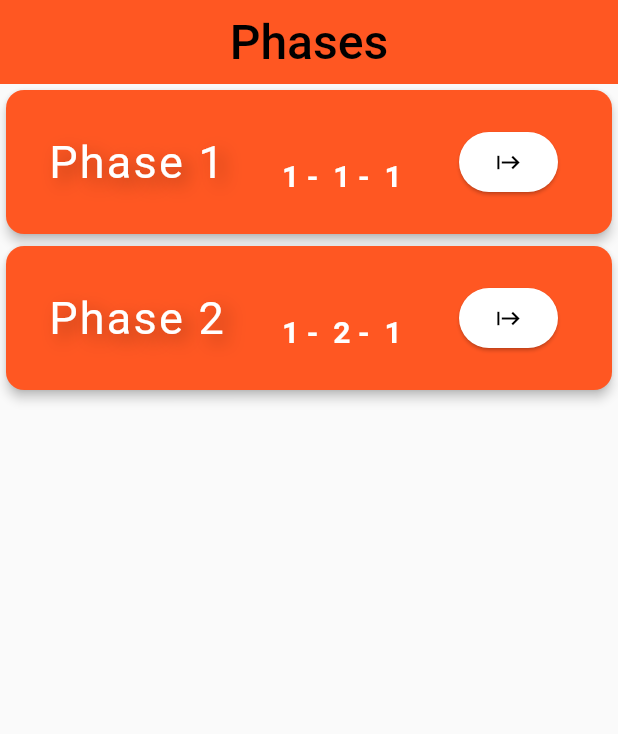
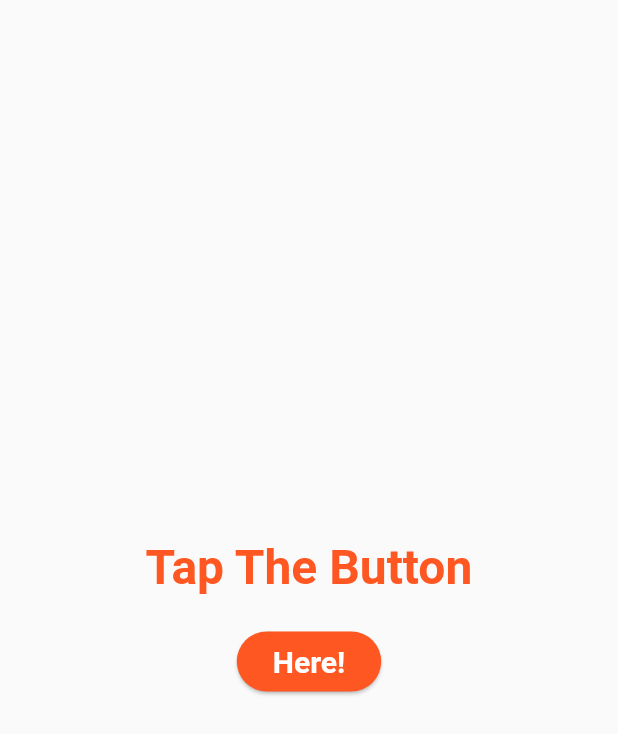
Before and after one commit to ireero/tap_the_button, a Flutter app: the screen it shows after launch, on a phone screen of 412 x 824 dp. Shown: the top 734 px of the screen. Run offline on Flutter 3.47's test engine with Material 2 defaults, Android fonts, the phone set to English and light mode, and no system bars; our stand-ins replace google_fonts, shared_preferences; Roboto replaces fonts that are missing (Knewave, Laila).

Commit message:
Atualizações em todos os aspectos no aplicativo.

```diff
--- a/lib/main.dart
+++ b/lib/main.dart
@@ -1,7 +1,6 @@
 import 'package:flutter/material.dart';
-import 'package:tap_the_button/models/phase.dart';
-import 'package:tap_the_button/screens/choice_screen.dart';
 import 'package:shared_preferences/shared_preferences.dart';
+import 'package:tap_the_button/screens/menu_screen.dart';
 import 'models/phase_control.dart';
 
 var kColorScheme = ColorScheme.fromSeed(seedColor: Colors.deepOrange);
@@ -15,7 +14,7 @@ void main() {
         cardTheme: const CardTheme().copyWith(),
       ),
       debugShowCheckedModeBanner: false,
-      home: const ChoiceScreen(),
+      home: const MenuScreen(),
     ),
   ));
 }
--- a/lib/models/phase_control.dart
+++ b/lib/models/phase_control.dart
@@ -1,5 +1,4 @@
 import 'package:flutter/material.dart';
-import 'package:tap_the_button/models/phase.dart';
 import 'package:tap_the_button/screens/phases/phase1_screen.dart';
 import 'package:tap_the_button/screens/phases/phase2_screen.dart';
 
--- a/lib/models/title_text_choice_phase.dart
+++ b/lib/models/title_text_choice_phase.dart
@@ -1,7 +1,7 @@
 import 'package:flutter/material.dart';
-import 'phase_control.dart';
 import 'package:google_fonts/google_fonts.dart';
 
+// ignore: must_be_immutable
 class TextChoicePhase extends StatefulWidget {
   TextChoicePhase({required this.index, super.key});
 
@@ -9,7 +9,6 @@ class TextChoicePhase extends StatefulWidget {
 
   @override
   State<TextChoicePhase> createState() {
-    // TODO: implement createState
     return _TextChoicePhaseState();
   }
 }
--- a/lib/screens/choice_screen.dart
+++ b/lib/screens/choice_screen.dart
@@ -9,21 +9,23 @@ class ChoiceScreen extends StatefulWidget {
 
   @override
   State<ChoiceScreen> createState() {
-    // TODO: implement createState
     return _ChoiceScreenState();
   }
 }
 
 class _ChoiceScreenState extends State<ChoiceScreen> {
+  // ignore: non_constant_identifier_names
   List<List<int>> list_scapes_phases = [
     [1, 1, 1],
     [1, 2, 1],
     [2, 1, 2]
   ];
 
+  @override
   Widget build(context) {
     return Scaffold(
       appBar: AppBar(
+        automaticallyImplyLeading: false,
         title: Center(
           child: Text(
             'Phases',
--- /dev/null
+++ b/lib/screens/menu_screen.dart
@@ -0,0 +1,45 @@
+import 'package:flutter/material.dart';
+import 'package:google_fonts/google_fonts.dart';
+import 'package:tap_the_button/screens/choice_screen.dart';
+
+class MenuScreen extends StatelessWidget {
+  const MenuScreen({super.key});
+
+  @override
+  Widget build(BuildContext context) {
+    return Scaffold(
+      body: Center(
+        child: Column(mainAxisAlignment: MainAxisAlignment.center, children: [
+          Text(
+            'Tap The Button',
+            style: GoogleFonts.laila(
+              fontSize: 32,
+              color: Colors.deepOrange,
+              fontWeight: FontWeight.bold,
+            ),
+          ),
+          const SizedBox(
+            height: 20,
+          ),
+          ElevatedButton(
+            onPressed: () {
+              Navigator.push(
+                  context,
+                  MaterialPageRoute(
+                      builder: (context) => const ChoiceScreen()));
+            },
+            // ignore: sort_child_properties_last
+            child: Text('Here!',
+                style: GoogleFonts.laila(
+                    color: Colors.white,
+                    fontWeight: FontWeight.bold,
+                    fontSize: 20)),
+            style: ElevatedButton.styleFrom(
+              backgroundColor: Colors.deepOrange,
+            ),
+          )
+        ]),
+      ),
+    );
+  }
+}
--- a/lib/screens/phases/end_phase/end_phase.dart
+++ b/lib/screens/phases/end_phase/end_phase.dart
@@ -1,4 +1,5 @@
 import 'package:flutter/material.dart';
+import 'package:google_fonts/google_fonts.dart';
 import 'package:tap_the_button/main.dart';
 import 'package:shared_preferences/shared_preferences.dart';
 
@@ -25,7 +26,10 @@ class EndPhaseOne extends StatelessWidget {
               salvarFaseFinalizada();
               RestartWidget.restartApp(context);
             },
-            child: const Text('End')),
+            child: Text(
+              'End',
+              style: GoogleFonts.laila(color: Colors.white),
+            )),
       ),
     );
   }
```
Also changed, not shown: lib/screens/phases/phase2.1_screen.dart (+16 -2 lines), lib/screens/phases/phase2.2.1.dart (added, +16 -0 lines), lib/screens/phases/phase2.2.2.dart (added, +151 -0 lines).
